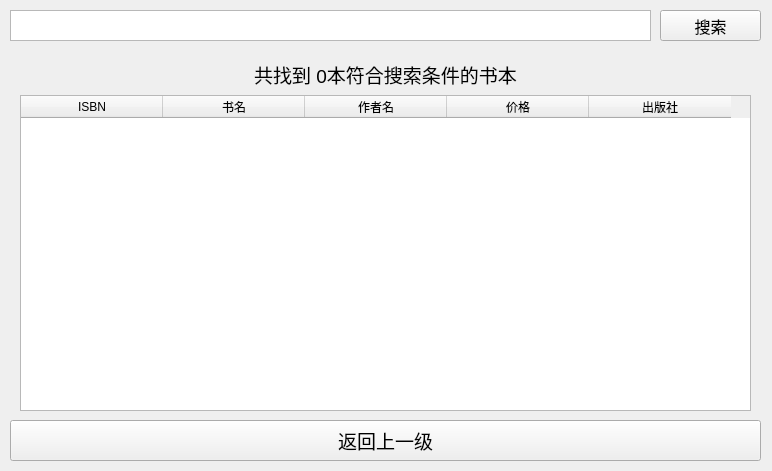
Before: the Qt Designer form Sources/Forms/searchbook.ui in gaogao-qwq/Book_Manage_System_QT, drawn with Qt 5.
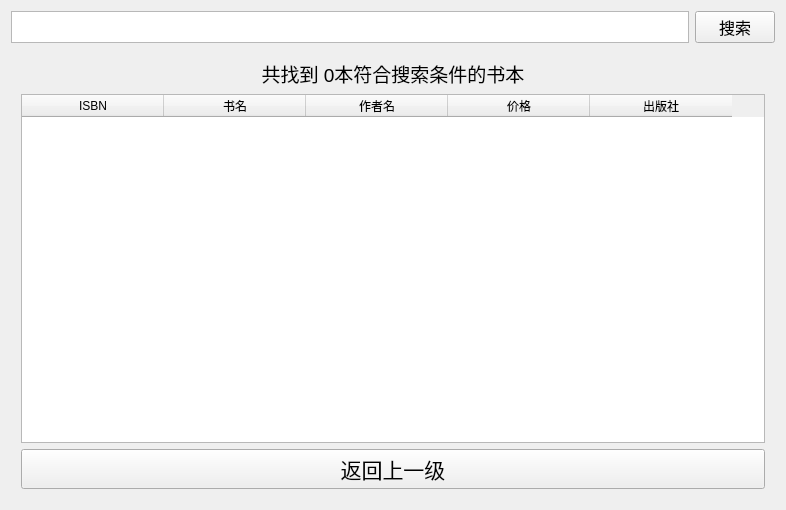
After: the same form once the commit is applied. Icons and pictures are not drawn.

```diff
--- a/Sources/Forms/searchbook.ui
+++ b/Sources/Forms/searchbook.ui
@@ -6,8 +6,8 @@
    <rect>
     <x>0</x>
     <y>0</y>
-    <width>772</width>
-    <height>471</height>
+    <width>786</width>
+    <height>510</height>
    </rect>
   </property>
   <property name="windowTitle">
@@ -18,15 +18,40 @@
     <selectedon>D:/pictures/avator.png</selectedon>
    </iconset>
   </property>
-  <widget class="QWidget" name="verticalLayoutWidget">
-   <property name="geometry">
-    <rect>
-     <x>10</x>
-     <y>50</y>
-     <width>751</width>
-     <height>371</height>
-    </rect>
-   </property>
+  <layout class="QGridLayout" name="gridLayout">
+   <item row="0" column="0">
+    <layout class="QHBoxLayout" name="horizontalLayout">
+     <item>
+      <widget class="QPlainTextEdit" name="searchTextEdit">
+       <property name="sizePolicy">
+        <sizepolicy hsizetype="Expanding" vsizetype="Fixed">
+         <horstretch>0</horstretch>
+         <verstretch>0</verstretch>
+        </sizepolicy>
+       </property>
+       <property name="minimumSize">
+        <size>
+         <width>0</width>
+         <height>30</height>
+        </size>
+       </property>
+      </widget>
+     </item>
+     <item>
+      <widget class="QPushButton" name="searchButton">
+       <property name="font">
+        <font>
+         <pointsize>12</pointsize>
+        </font>
+       </property>
+       <property name="text">
+        <string>搜索</string>
+       </property>
+      </widget>
+     </item>
+    </layout>
+   </item>
+   <item row="1" column="0">
    <layout class="QVBoxLayout" name="verticalLayout">
     <property name="leftMargin">
      <number>10</number>
@@ -84,54 +109,21 @@
       </column>
      </widget>
     </item>
-   </layout>
-  </widget>
-  <widget class="QPushButton" name="searchButton">
-   <property name="geometry">
-    <rect>
-     <x>660</x>
-     <y>10</y>
-     <width>101</width>
-     <height>31</height>
-    </rect>
-   </property>
-   <property name="font">
-    <font>
-     <pointsize>12</pointsize>
-    </font>
-   </property>
-   <property name="text">
-    <string>搜索</string>
-   </property>
-  </widget>
-  <widget class="QPlainTextEdit" name="searchTextEdit">
-   <property name="geometry">
-    <rect>
-     <x>10</x>
-     <y>10</y>
-     <width>641</width>
-     <height>31</height>
-    </rect>
-   </property>
-  </widget>
+     <item>
   <widget class="QPushButton" name="backButton">
-   <property name="geometry">
-    <rect>
-     <x>10</x>
-     <y>420</y>
-     <width>751</width>
-     <height>41</height>
-    </rect>
-   </property>
    <property name="font">
     <font>
-     <pointsize>14</pointsize>
+         <pointsize>16</pointsize>
     </font>
    </property>
    <property name="text">
     <string>返回上一级</string>
    </property>
   </widget>
+     </item>
+    </layout>
+   </item>
+  </layout>
  </widget>
  <resources/>
  <connections/>
```
Lines whose indentation alone changed are shown as unchanged.
